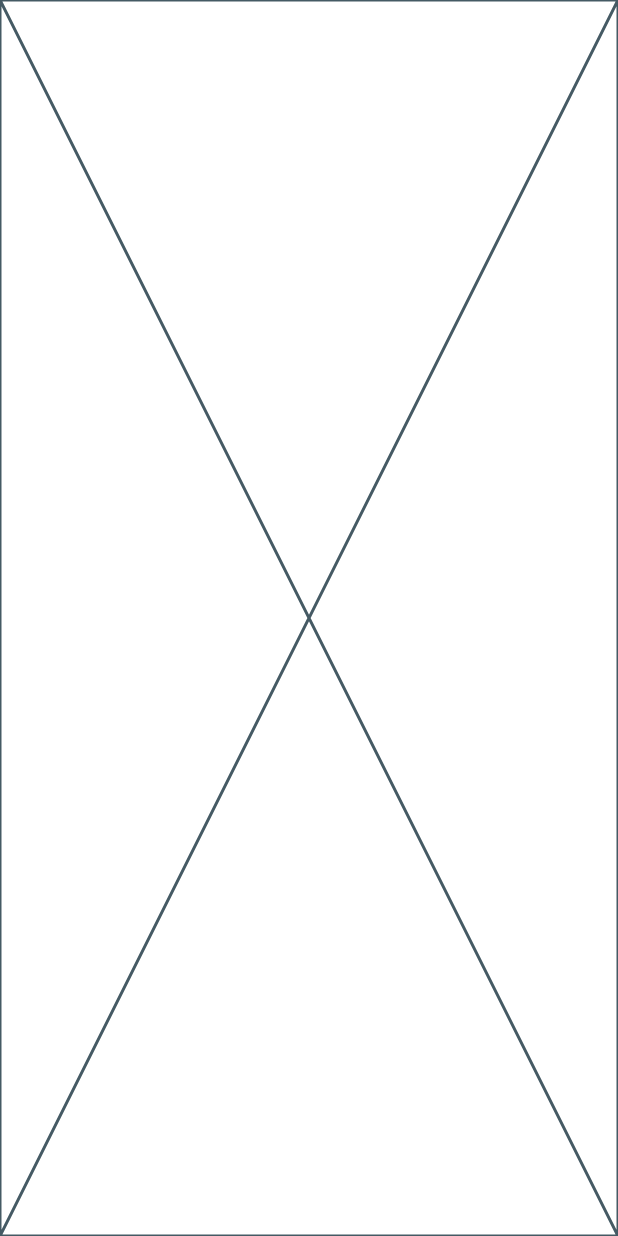
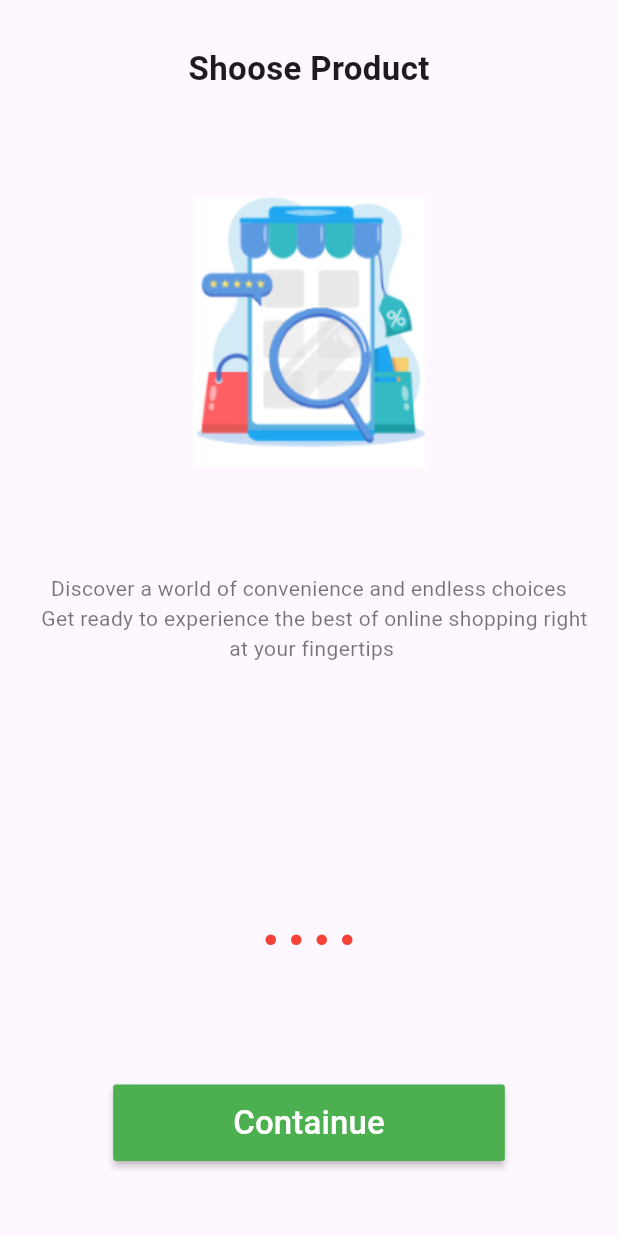
Before and after one commit to reemmohmed/ecommers_app, a Flutter app: the screen it shows after launch, on a phone screen of 412 x 824 dp. Run offline on Flutter 3.47's test engine with Material 3 defaults, Android fonts, the light colour scheme and no system bars; our stand-ins replace get.

Commit message:
screen onbaording

```diff
--- /dev/null
+++ b/devtools_options.yaml
@@ -0,0 +1,3 @@
+description: This file stores settings for Dart & Flutter DevTools.
+documentation: https://docs.flutter.dev/tools/devtools/extensions#configure-extension-enablement-states
+extensions:
--- /dev/null
+++ b/lib/core/constant/asset.dart
@@ -0,0 +1,6 @@
+abstract class Asset {
+  static const String onboardingOne = 'assets/image/onboardingone.PNG';
+  static const String onboardingTwo = 'assets/image/onboardingtwo.PNG';
+  static const String onboardingThree = 'assets/image/onboardingthree.PNG';
+  static const String onboardingFour = 'assets/image/onboardingfour.PNG';
+}
--- /dev/null
+++ b/lib/data/models/on_bording_model.dart
@@ -0,0 +1,8 @@
+class OnbordingModel {
+  final String title;
+  final String image;
+  final String body;
+
+  OnbordingModel(
+      {required this.title, required this.image, required this.body});
+}
--- /dev/null
+++ b/lib/data/sourse_data/Static/static.dart
@@ -0,0 +1,30 @@
+import 'package:ecommers_app/core/constant/asset.dart';
+import 'package:ecommers_app/data/models/on_bording_model.dart';
+import 'package:ecommers_app/view/screen/on_boarding.dart';
+
+abstract class Static {
+  static List<OnbordingModel> onboardingList = [
+    OnbordingModel(
+      title: 'Shoose Product',
+      image: Asset.onboardingOne,
+      body:
+          'Discover a world of convenience and endless choices\n  Get ready to experience the best of online shopping right\n at your fingertips ',
+    ),
+    OnbordingModel(
+      title: 'Eyse Safe& Payment',
+      image: Asset.onboardingTwo,
+      body:
+          'Discover a world of convenience and endless choices \n Get ready to experience the best of online shopping right \nat your fingertips ',
+    ),
+    OnbordingModel(
+        title: 'Track Your Order',
+        image: Asset.onboardingThree,
+        body:
+            'Discover a world of convenience and endless choices \n Get ready to experience the best of online shopping right \nat your fingertips '),
+    OnbordingModel(
+        title: ' Fast Delivery',
+        image: Asset.onboardingFour,
+        body:
+            'Discover a world of convenience and endless choices \n Get ready to experience the best of online shopping right \nat your fingertips '),
+  ];
+}
--- a/lib/view/screen/on_boarding.dart
+++ b/lib/view/screen/on_boarding.dart
@@ -1,3 +1,4 @@
+import 'package:ecommers_app/view/widget/On_boardind/on_boarding_body.dart';
 import 'package:flutter/material.dart';
 
 class OnBoarding extends StatelessWidget {
@@ -5,6 +6,8 @@ class OnBoarding extends StatelessWidget {
 
   @override
   Widget build(BuildContext context) {
-    return const Placeholder();
+    return const Scaffold(
+      body: SafeArea(child: OnBoardingBody()),
+    );
   }
 }
--- /dev/null
+++ b/lib/view/widget/On_boardind/custom_buttom.dart
@@ -0,0 +1,24 @@
+import 'package:flutter/material.dart';
+
+class CustomButtom extends StatelessWidget {
+  const CustomButtom({
+    super.key,
+  });
+
+  @override
+  Widget build(BuildContext context) {
+    return Container(
+      margin: const EdgeInsets.only(bottom: 50),
+      decoration: BoxDecoration(borderRadius: BorderRadius.circular(20)),
+      child: MaterialButton(
+        padding: const EdgeInsets.symmetric(horizontal: 80, vertical: 10),
+        color: Colors.green,
+        onPressed: () {},
+        child: const Text(
+          'Containue',
+          style: TextStyle(color: Colors.white, fontSize: 22),
+        ),
+      ),
+    );
+  }
+}
--- /dev/null
+++ b/lib/view/widget/On_boardind/custom_page_view.dart
@@ -0,0 +1,40 @@
+import 'package:ecommers_app/data/sourse_data/Static/static.dart';
+import 'package:flutter/material.dart';
+
+class CustomPageView extends StatelessWidget {
+  const CustomPageView({
+    super.key,
+  });
+
+  @override
+  Widget build(BuildContext context) {
+    return PageView.builder(
+      itemBuilder: (context, index) => Column(
+        children: [
+          const SizedBox(
+            height: 30,
+          ),
+          Text(
+            Static.onboardingList[index].title,
+            style: const TextStyle(fontWeight: FontWeight.bold, fontSize: 22),
+          ),
+          const SizedBox(
+            height: 70,
+          ),
+          Image.asset(Static.onboardingList[index].image),
+          const SizedBox(
+            height: 70,
+          ),
+          Container(
+            alignment: Alignment.center,
+            child: Text(
+              Static.onboardingList[index].body,
+              style: const TextStyle(color: Colors.black54),
+              textAlign: TextAlign.center,
+            ),
+          ),
+        ],
+      ),
+    );
+  }
+}
--- /dev/null
+++ b/lib/view/widget/On_boardind/dot_controller.dart
@@ -0,0 +1,28 @@
+import 'package:ecommers_app/data/sourse_data/Static/static.dart';
+import 'package:flutter/material.dart';
+
+class DotConyrroler extends StatelessWidget {
+  const DotConyrroler({
+    super.key,
+  });
+
+  @override
+  Widget build(BuildContext context) {
+    return Row(
+      mainAxisAlignment: MainAxisAlignment.center,
+      children: [
+        ...List.generate(
+          Static.onboardingList.length,
+          (index) => AnimatedContainer(
+            decoration: BoxDecoration(
+                color: Colors.red, borderRadius: BorderRadius.circular(5)),
+            margin: const EdgeInsets.all(5),
+            duration: const Duration(microseconds: 900),
+            width: 7,
+            height: 7,
+          ),
+        ),
+      ],
+    );
+  }
+}
--- /dev/null
+++ b/lib/view/widget/On_boardind/on_boarding_body.dart
@@ -0,0 +1,32 @@
+import 'package:ecommers_app/view/widget/On_boardind/custom_buttom.dart';
+import 'package:ecommers_app/view/widget/On_boardind/custom_page_view.dart';
+import 'package:ecommers_app/view/widget/On_boardind/dot_controller.dart';
+import 'package:flutter/material.dart';
+
+class OnBoardingBody extends StatelessWidget {
+  const OnBoardingBody({super.key});
+
+  @override
+  Widget build(BuildContext context) {
+    return const Column(
+      children: [
+        Expanded(
+          flex: 3,
+          child: CustomPageView(),
+        ),
+        Expanded(
+          flex: 1,
+          child: Column(
+            children: [
+              DotConyrroler(),
+              Spacer(
+                flex: 1,
+              ),
+              CustomButtom(),
+            ],
+          ),
+        )
+      ],
+    );
+  }
+}
```
